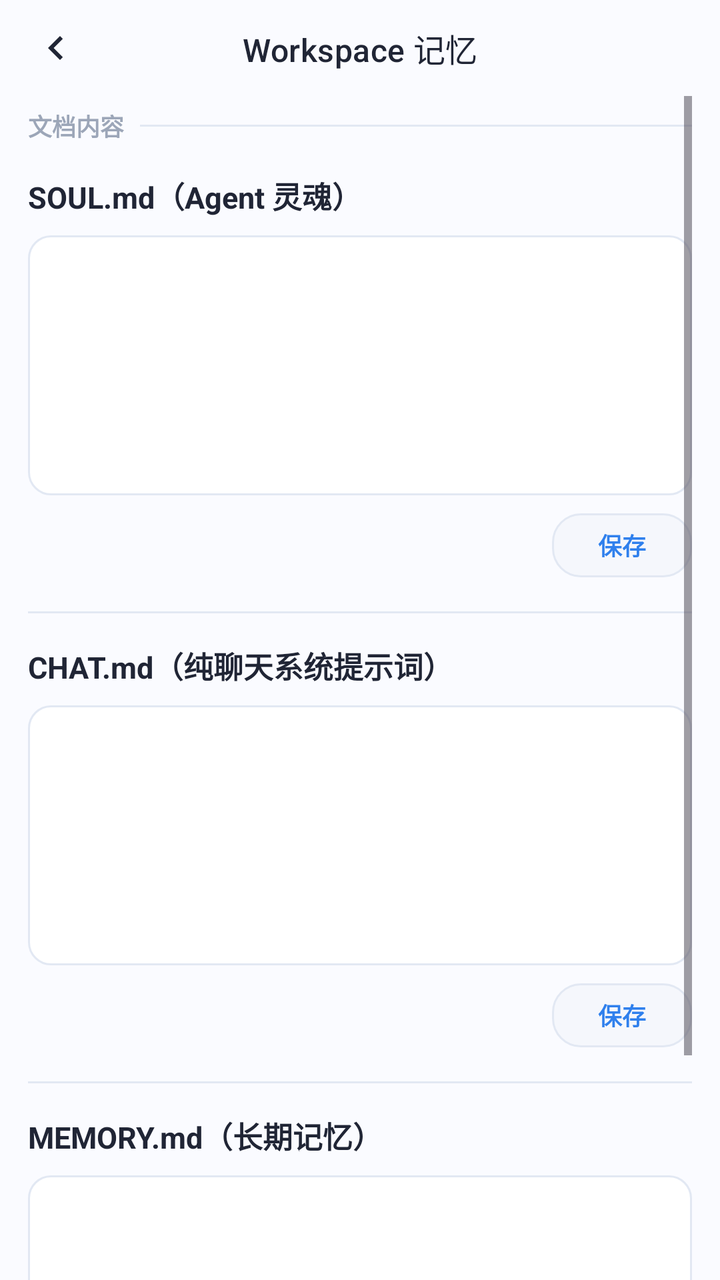
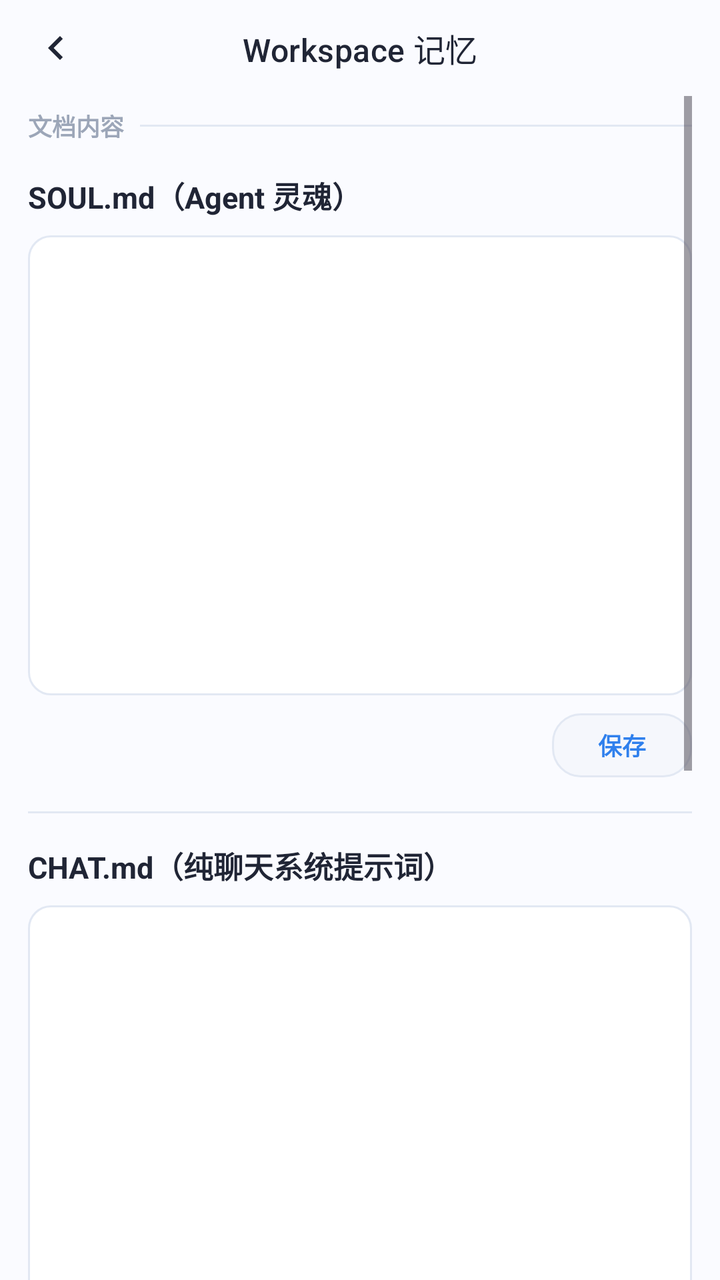

Compare the two renders of this Android layout. The source of the first and the diff that turns it into the second are given below.
<!-- AndroidManifest.xml: application theme Theme.ManTou -->
<!-- res/layout/activity_workspace_memory_settings.xml -->
<?xml version="1.0" encoding="utf-8"?>
<LinearLayout xmlns:android="http://schemas.android.com/apk/res/android"
    xmlns:app="http://schemas.android.com/apk/res-auto"
    android:id="@+id/main"
    android:layout_width="match_parent"
    android:layout_height="match_parent"
    android:background="@color/mt_background"
    android:orientation="vertical">

    <com.google.android.material.appbar.MaterialToolbar
        android:id="@+id/toolbar"
        android:layout_width="match_parent"
        android:layout_height="48dp"
        android:background="@color/mt_background"
        app:navigationIcon="@drawable/ic_arrow_back"
        app:navigationIconTint="@color/mt_text_primary"
        app:title="Workspace 记忆"
        app:titleCentered="true"
        app:titleTextColor="@color/mt_text_primary"
        app:titleTextAppearance="@style/TextAppearance.Material3.TitleMedium" />

    <ScrollView
        android:layout_width="match_parent"
        android:layout_height="0dp"
        android:layout_weight="1"
        android:clipToPadding="false"
        android:fillViewport="true"
        android:overScrollMode="ifContentScrolls"
        android:paddingHorizontal="14dp"
        android:paddingBottom="16dp">

        <LinearLayout
            android:layout_width="match_parent"
            android:layout_height="wrap_content"
            android:orientation="vertical">

            <LinearLayout
                android:layout_width="match_parent"
                android:layout_height="wrap_content"
                android:layout_marginTop="6dp"
                android:gravity="center_vertical"
                android:orientation="horizontal">

                <TextView
                    android:layout_width="wrap_content"
                    android:layout_height="wrap_content"
                    android:text="文档内容"
                    android:textColor="@color/mt_text_muted"
                    android:textSize="12sp"
                    android:textStyle="bold" />

                <View
                    android:layout_width="0dp"
                    android:layout_height="1dp"
                    android:layout_marginStart="8dp"
                    android:layout_weight="1"
                    android:background="@color/mt_outline" />
            </LinearLayout>

            <TextView
                android:layout_width="match_parent"
                android:layout_height="wrap_content"
                android:layout_marginTop="15dp"
                android:text="SOUL.md（Agent 灵魂）"
                android:textColor="@color/mt_text_primary"
                android:textSize="15sp"
                android:textStyle="bold" />

            <EditText
                android:id="@+id/etSoul"
                android:layout_width="match_parent"
                android:layout_height="130dp"
                android:layout_marginTop="9dp"
                android:background="@drawable/bg_settings_panel"
                android:fontFamily="monospace"
                android:gravity="top|start"
                android:inputType="textMultiLine|textNoSuggestions"
                android:nestedScrollingEnabled="true"
                android:overScrollMode="ifContentScrolls"
                android:padding="11dp"
                android:scrollbars="vertical"
                android:textColor="@color/mt_text_primary"
                android:textColorHint="@color/mt_text_muted"
                android:textSize="11sp" />

            <TextView
                android:id="@+id/btnSaveSoul"
                android:layout_width="70dp"
                android:layout_height="32dp"
                android:layout_gravity="end"
                android:layout_marginTop="9dp"
                android:background="@drawable/bg_settings_save_button"
                android:clickable="true"
                android:focusable="true"
                android:foreground="?attr/selectableItemBackground"
                android:gravity="center"
                android:text="保存"
                android:textColor="@color/mt_primary"
                android:textSize="12sp"
                android:textStyle="bold" />

            <View
                android:layout_width="match_parent"
                android:layout_height="1dp"
                android:layout_marginTop="17dp"
                android:background="@color/mt_outline" />

            <TextView
                android:layout_width="match_parent"
                android:layout_height="wrap_content"
                android:layout_marginTop="15dp"
                android:text="CHAT.md（纯聊天系统提示词）"
                android:textColor="@color/mt_text_primary"
                android:textSize="15sp"
                android:textStyle="bold" />

            <EditText
                android:id="@+id/etChat"
                android:layout_width="match_parent"
                android:layout_height="130dp"
                android:layout_marginTop="9dp"
                android:background="@drawable/bg_settings_panel"
                android:fontFamily="monospace"
                android:gravity="top|start"
                android:inputType="textMultiLine|textNoSuggestions"
                android:nestedScrollingEnabled="true"
                android:overScrollMode="ifContentScrolls"
                android:padding="11dp"
                android:scrollbars="vertical"
                android:textColor="@color/mt_text_primary"
                android:textColorHint="@color/mt_text_muted"
                android:textSize="11sp" />

            <TextView
                android:id="@+id/btnSaveChat"
                android:layout_width="70dp"
                android:layout_height="32dp"
                android:layout_gravity="end"
                android:layout_marginTop="9dp"
                android:background="@drawable/bg_settings_save_button"
                android:clickable="true"
                android:focusable="true"
                android:foreground="?attr/selectableItemBackground"
                android:gravity="center"
                android:text="保存"
                android:textColor="@color/mt_primary"
                android:textSize="12sp"
                android:textStyle="bold" />

            <View
                android:layout_width="match_parent"
                android:layout_height="1dp"
                android:layout_marginTop="17dp"
                android:background="@color/mt_outline" />

            <TextView
                android:layout_width="match_parent"
                android:layout_height="wrap_content"
                android:layout_marginTop="15dp"
                android:text="MEMORY.md（长期记忆）"
                android:textColor="@color/mt_text_primary"
                android:textSize="15sp"
                android:textStyle="bold" />

            <EditText
                android:id="@+id/etMemory"
                android:layout_width="match_parent"
                android:layout_height="130dp"
                android:layout_marginTop="9dp"
                android:background="@drawable/bg_settings_panel"
                android:fontFamily="monospace"
                android:gravity="top|start"
                android:inputType="textMultiLine|textNoSuggestions"
                android:nestedScrollingEnabled="true"
                android:overScrollMode="ifContentScrolls"
                android:padding="11dp"
                android:scrollbars="vertical"
                android:textColor="@color/mt_text_primary"
                android:textColorHint="@color/mt_text_muted"
                android:textSize="11sp" />

            <TextView
                android:id="@+id/btnSaveMemory"
                android:layout_width="70dp"
                android:layout_height="32dp"
                android:layout_gravity="end"
                android:layout_marginTop="9dp"
                android:background="@drawable/bg_settings_save_button"
                android:clickable="true"
                android:focusable="true"
                android:foreground="?attr/selectableItemBackground"
                android:gravity="center"
                android:text="保存"
                android:textColor="@color/mt_primary"
                android:textSize="12sp"
                android:textStyle="bold" />
        </LinearLayout>
    </ScrollView>
</LinearLayout>
<!-- resources referenced by this layout -->
<resources>
  <color name="mt_background">#FAFBFF</color>
  <color name="mt_outline">#E2E8F3</color>
  <color name="mt_primary">#2F80ED</color>
  <color name="mt_text_muted">#9CA6B8</color>
  <color name="mt_text_primary">#202535</color>
  <style name="Theme.ManTou" parent="Base.Theme.ManTou" />
  <color name="mt_surface">#FFFFFF</color>
  <style name="Base.Theme.ManTou" parent="Theme.Material3.Light.NoActionBar">
          <item name="colorPrimary">@color/mt_primary</item>
          <item name="colorOnPrimary">@color/mt_on_primary</item>
          <item name="colorPrimaryContainer">@color/mt_surface_blue</item>
          <item name="colorOnPrimaryContainer">@color/mt_primary_dark</item>
          <item name="colorSecondary">@color/mt_primary_dark</item>
          <item name="colorOnSecondary">@color/mt_on_primary</item>
          <item name="colorSurface">@color/mt_surface</item>
          <item name="colorOnSurface">@color/mt_text_primary</item>
          <item name="colorSurfaceVariant">@color/mt_surface_soft</item>
          <item name="colorOnSurfaceVariant">@color/mt_text_secondary</item>
          <item name="android:colorBackground">@color/mt_background</item>
          <item name="colorOutline">@color/mt_outline</item>
          <item name="colorError">@color/mt_error</item>
          <item name="android:colorAccent">@color/mt_primary</item>
          <item name="android:fontFamily">sans-serif</item>
          <item name="android:statusBarColor">@color/mt_surface</item>
          <item name="android:navigationBarColor">@color/mt_surface</item>
          <item name="android:windowLightStatusBar">true</item>
          <item name="android:windowLightNavigationBar">true</item>
          <item name="android:windowBackground">@color/mt_background</item>
      </style>
  <color name="mt_on_primary">#FFFFFF</color>
  <color name="mt_surface_blue">#EAF3FF</color>
  <color name="mt_primary_dark">#1F5FBF</color>
  <color name="mt_surface_soft">#F5F8FE</color>
  <color name="mt_text_secondary">#7A8496</color>
  <color name="mt_error">#E65353</color>
  <!-- unchanged entries left out for length: 3 -->
</resources>

<!-- the commit's change to res/layout/activity_workspace_memory_settings.xml (unified diff, before → after) -->
@@ -69,7 +69,7 @@
             <EditText
                 android:id="@+id/etSoul"
                 android:layout_width="match_parent"
-                android:layout_height="130dp"
+                android:layout_height="230dp"
                 android:layout_marginTop="9dp"
                 android:background="@drawable/bg_settings_panel"
                 android:fontFamily="monospace"
@@ -117,7 +117,7 @@
             <EditText
                 android:id="@+id/etChat"
                 android:layout_width="match_parent"
-                android:layout_height="130dp"
+                android:layout_height="230dp"
                 android:layout_marginTop="9dp"
                 android:background="@drawable/bg_settings_panel"
                 android:fontFamily="monospace"
@@ -165,7 +165,7 @@
             <EditText
                 android:id="@+id/etMemory"
                 android:layout_width="match_parent"
-                android:layout_height="130dp"
+                android:layout_height="230dp"
                 android:layout_marginTop="9dp"
                 android:background="@drawable/bg_settings_panel"
                 android:fontFamily="monospace"
<!-- resource entries referenced after the edit -->
@@ -28,6 +28,9 @@
           <item name="android:windowLightStatusBar">true</item>
           <item name="android:windowLightNavigationBar">true</item>
           <item name="android:windowBackground">@color/mt_background</item>
+          <item name="android:alertDialogTheme">@style/ThemeOverlay.ManTou.GlassAlertDialog</item>
+          <item name="alertDialogTheme">@style/ThemeOverlay.ManTou.GlassAlertDialog</item>
+          <item name="materialAlertDialogTheme">@style/ThemeOverlay.ManTou.GlassAlertDialog</item>
       </style>
   <color name="mt_on_primary">#FFFFFF</color>
   <color name="mt_surface_blue">#EAF3FF</color>
@@ -35,6 +38,36 @@
   <color name="mt_surface_soft">#F5F8FE</color>
   <color name="mt_text_secondary">#7A8496</color>
   <color name="mt_error">#E65353</color>
+  <style name="ThemeOverlay.ManTou.GlassAlertDialog" parent="ThemeOverlay.ManTou.GlassAlertDialog.Base" />
+  <style name="ThemeOverlay.ManTou.GlassAlertDialog.Base" parent="ThemeOverlay.Material3.MaterialAlertDialog">
+          <item name="android:windowBackground">@drawable/bg_dialog_glass</item>
+          <item name="android:colorBackgroundFloating">@color/mt_dialog_glass</item>
+          <item name="android:backgroundDimEnabled">true</item>
+          <item name="android:backgroundDimAmount">0.28</item>
+          <item name="backgroundTint">@android:color/transparent</item>
+          <item name="backgroundInsetStart">24dp</item>
+          <item name="backgroundInsetEnd">24dp</item>
+          <item name="backgroundInsetTop">24dp</item>
+          <item name="backgroundInsetBottom">24dp</item>
+          <item name="colorSurface">@color/mt_dialog_glass</item>
+          <item name="shapeAppearanceOverlay">@style/ShapeAppearance.ManTou.Dialog</item>
+      </style>
+  <!-- drawable bg_dialog_glass (drawable) -->
+  <?xml version="1.0" encoding="utf-8"?>
+  <shape xmlns:android="http://schemas.android.com/apk/res/android"
+      android:shape="rectangle">
+      <solid android:color="@color/mt_dialog_glass" />
+      <corners android:radius="24dp" />
+      <stroke
+          android:width="1dp"
+          android:color="@color/mt_dialog_glass_stroke" />
+  </shape>
+  <color name="mt_dialog_glass">#EFFFFFFF</color>
+  <style name="ShapeAppearance.ManTou.Dialog" parent="">
+          <item name="cornerFamily">rounded</item>
+          <item name="cornerSize">24dp</item>
+      </style>
+  <color name="mt_dialog_glass_stroke">#B8FFFFFF</color>
   <!-- unchanged entries left out for length: 3 -->
 </resources>
 
